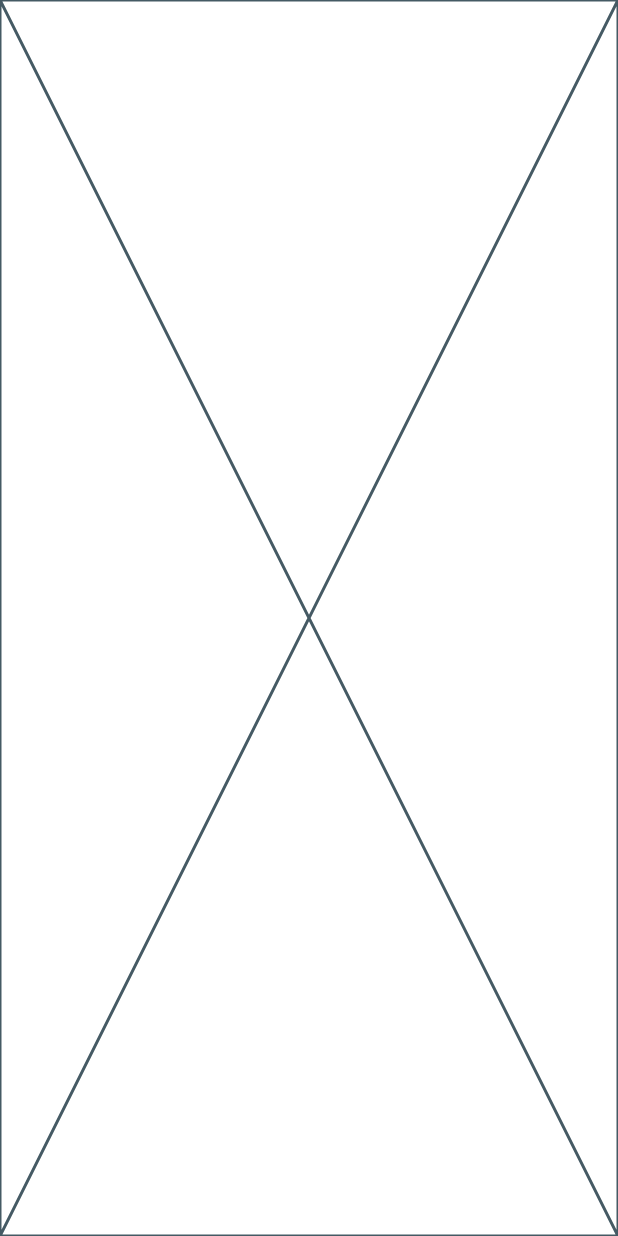
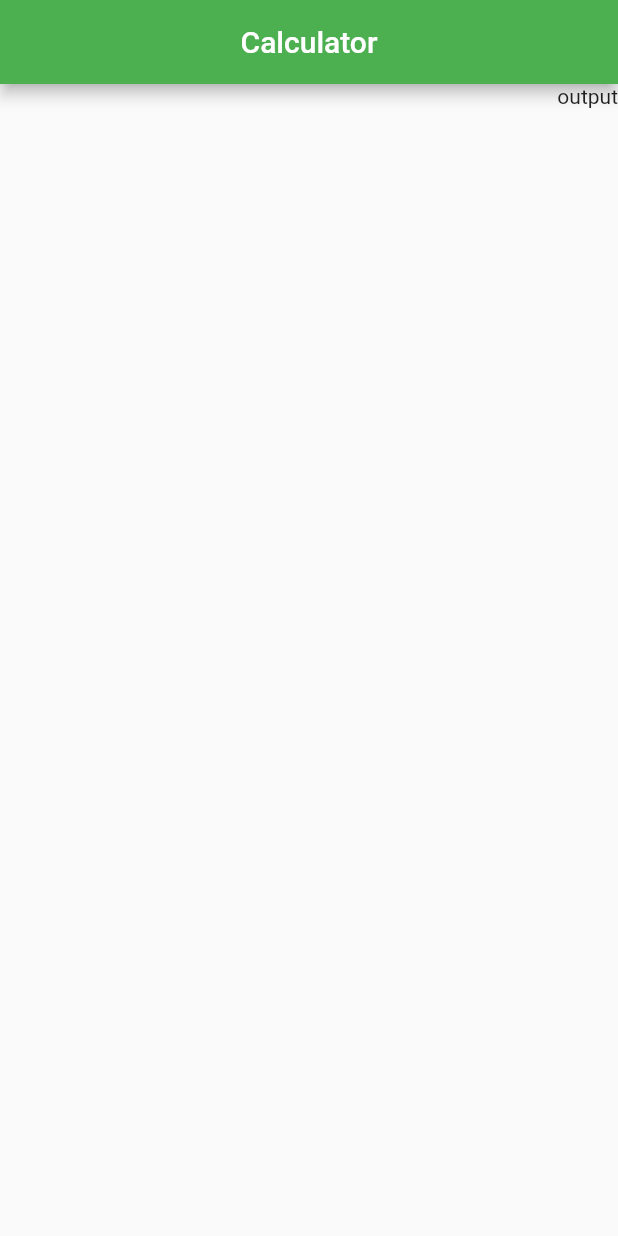
Before and after one commit to Rahul-Sharma-Github/getx_calculator, a Flutter app: the screen it shows after launch, on a phone screen of 412 x 824 dp. Run offline on Flutter 3.47's test engine with Material 2 defaults, Android fonts, the phone set to English and light mode, and no system bars; our stand-ins replace get.

Commit message:
output Row widget added

```diff
--- a/lib/Pages/home_page/home_page.dart
+++ b/lib/Pages/home_page/home_page.dart
@@ -1,3 +1,5 @@
+// ignore_for_file: avoid_unnecessary_containers
+
 import 'package:flutter/material.dart';
 
 class HomePage extends StatelessWidget {
@@ -5,6 +7,21 @@ class HomePage extends StatelessWidget {
 
   @override
   Widget build(BuildContext context) {
-    return const Placeholder();
+    return Scaffold(
+      appBar: AppBar(
+        centerTitle: true,
+        title: const Text('Calculator'),
+      ),
+      body: Container(
+        child: const Column(
+          children: [
+            Row(
+              mainAxisAlignment: MainAxisAlignment.end,
+              children: [Text('output')],
+            )
+          ],
+        ),
+      ),
+    );
   }
 }
--- a/lib/main.dart
+++ b/lib/main.dart
@@ -14,7 +14,7 @@ class MainApp extends StatelessWidget {
     return GetMaterialApp(
       title: 'GetX Calculator App',
       theme: ThemeData(
-        primarySwatch: Colors.indigo,
+        primarySwatch: Colors.green,
       ),
       home: const HomePage(),
     );
```
